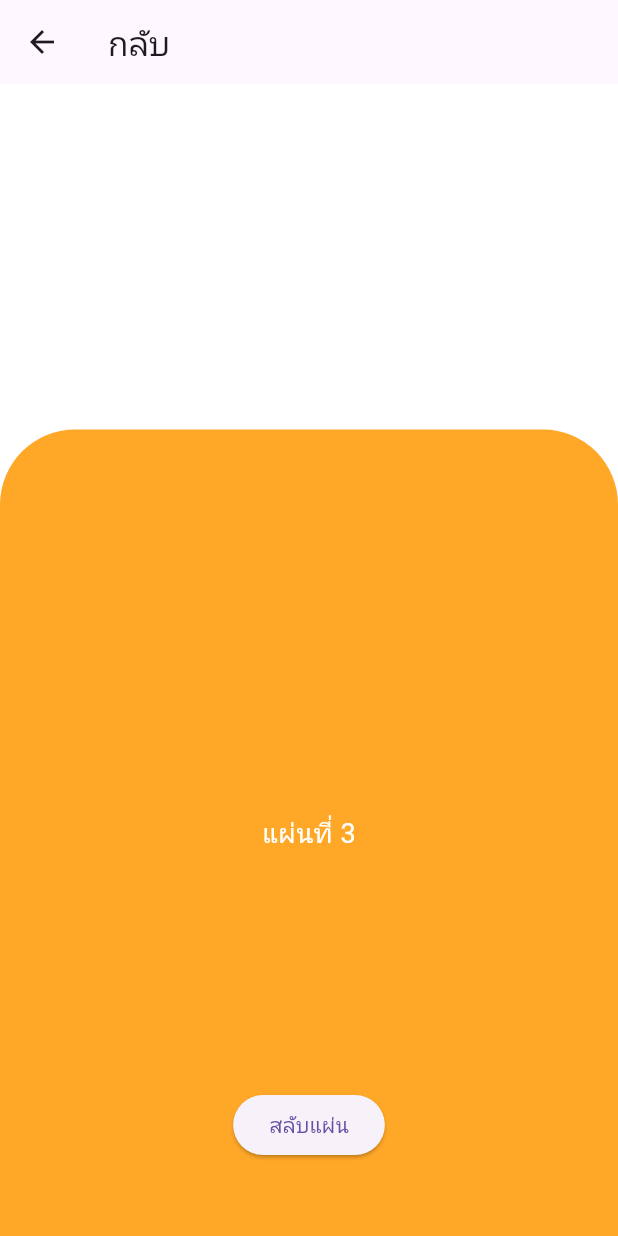
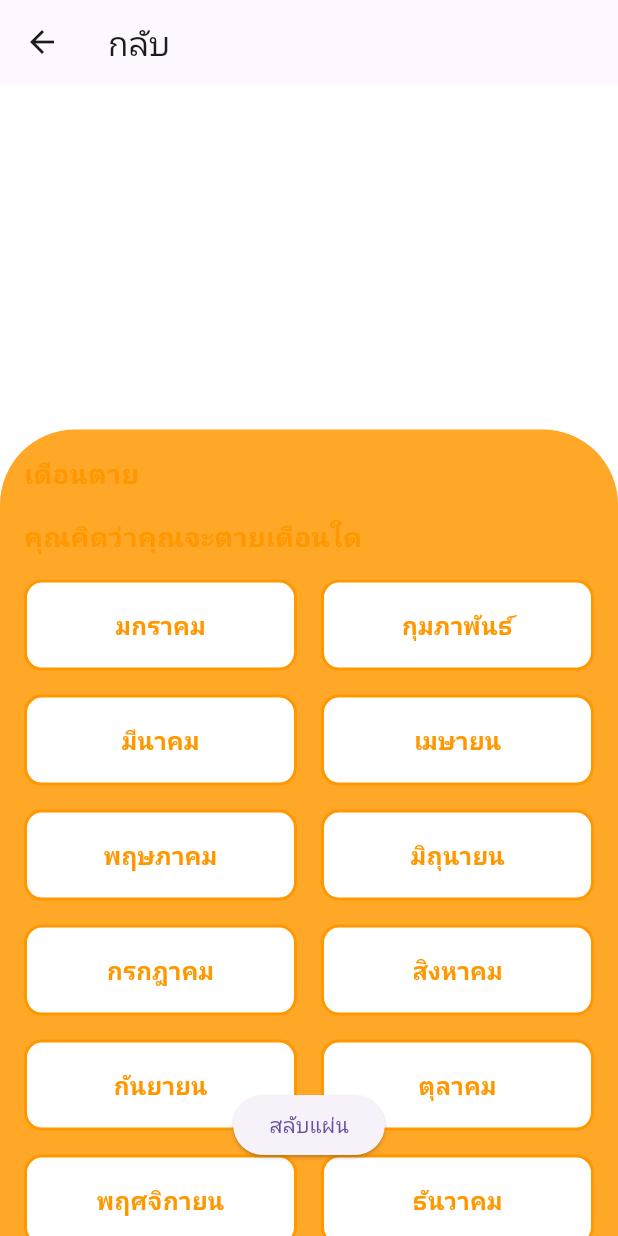
Before and after one commit to NaruantChie/flutter_project, a Flutter app: the SelectionPage screen opened by its route, after a tap on "สลับแผ่น", on a phone screen of 412 x 824 dp. Run offline on Flutter 3.47's test engine with Material 3 defaults, Android fonts, the phone set to English and light mode, and no system bars; our stand-ins replace dropdown_button2, font_awesome_flutter, go_router; generated files the repository leaves out were written again.

Commit message:
Initial commit

```diff
--- /dev/null
+++ b/devtools_options.yaml
@@ -0,0 +1,3 @@
+description: This file stores settings for Dart & Flutter DevTools.
+documentation: https://docs.flutter.dev/tools/devtools/extensions#configure-extension-enablement-states
+extensions:
--- a/lib/main.dart
+++ b/lib/main.dart
@@ -1,12 +1,15 @@
 import 'package:flutter/material.dart';
+import 'package:flutter_gen/gen_l10n/app_localizations.dart';
 import 'package:flutter_localizations/flutter_localizations.dart';
-import 'package:flutter_gen/gen_l10n/app_localizations.dart';
 import 'package:go_router/go_router.dart';
 import 'package:life_countdown/pages/Description/description.dart';
-import 'package:life_countdown/pages/Select_Date/select_Date.dart';
 import 'package:life_countdown/pages/HOME/home_page.dart';
 import 'package:life_countdown/pages/PROVIDERS/locale_provider.dart';
 import 'package:life_countdown/pages/PROVIDERS/theme_provider.dart';
+import 'package:life_countdown/pages/Select_Date/select_Date.dart';
+import 'package:life_countdown/pages/Selection/deathDayPage.dart';
+import 'package:life_countdown/pages/Selection/deathMonthPage.dart';
+import 'package:life_countdown/pages/Selection/deathTimePage.dart';
 import 'package:life_countdown/pages/Selection/deathYearPage.dart';
 import 'package:life_countdown/pages/Selection/selection.dart';
 import 'package:provider/provider.dart';
@@ -76,5 +79,17 @@ final GoRouter _router = GoRouter(
       path: '/death_year',
       builder: (context, state) => const DeathYearPage(),
     ),
+    GoRoute(
+      path: '/death_month',
+      builder: (context, state) => DeathMonthPage(),
+    ),
+    GoRoute(
+      path: '/death_day',
+      builder: (context, state) => DeathDayPage(),
+    ),
+    GoRoute(
+      path: '/death_time',
+      builder: (context, state) => DeathTimePage(),
+    ),
   ],
 );
--- /dev/null
+++ b/lib/pages/Selection/deathMonthPage.dart
@@ -0,0 +1,89 @@
+import 'package:flutter/material.dart';
+
+class DeathMonthPage extends StatelessWidget {
+  final List<String> months = [
+    'มกราคม',
+    'กุมภาพันธ์',
+    'มีนาคม',
+    'เมษายน',
+    'พฤษภาคม',
+    'มิถุนายน',
+    'กรกฎาคม',
+    'สิงหาคม',
+    'กันยายน',
+    'ตุลาคม',
+    'พฤศจิกายน',
+    'ธันวาคม',
+  ];
+
+  DeathMonthPage({super.key});
+
+  @override
+  Widget build(BuildContext context) {
+    return Column(
+      crossAxisAlignment: CrossAxisAlignment.start,
+      children: [
+        const Padding(
+          padding: EdgeInsets.all(16.0),
+          child: Text(
+            'เดือนตาย',
+            style: TextStyle(
+              fontSize: 18,
+              color: Colors.orange,
+              fontWeight: FontWeight.bold,
+            ),
+          ),
+        ),
+        const Padding(
+          padding: EdgeInsets.only(left: 16.0, bottom: 16.0),
+          child: Text(
+            'คุณคิดว่าคุณจะตายเดือนใด',
+            style: TextStyle(
+              fontSize: 18,
+              color: Colors.orange,
+              fontWeight: FontWeight.bold,
+            ),
+          ),
+        ),
+        Expanded(
+          child: Padding(
+            padding: const EdgeInsets.symmetric(horizontal: 16.0),
+            child: GridView.builder(
+              gridDelegate: const SliverGridDelegateWithFixedCrossAxisCount(
+                crossAxisCount: 2, // สร้าง 2 คอลัมน์
+                crossAxisSpacing: 16,
+                mainAxisSpacing: 16,
+                childAspectRatio: 3, // อัตราส่วนปุ่มให้ยาวตามที่ต้องการ
+              ),
+              itemCount: months.length,
+              itemBuilder: (context, index) {
+                return GestureDetector(
+                  onTap: () {
+                    // เพิ่มฟังก์ชันการเลือกเดือน
+                    print('เลือกเดือน: ${months[index]}');
+                  },
+                  child: Container(
+                    decoration: BoxDecoration(
+                      color: Colors.white,
+                      borderRadius: BorderRadius.circular(12),
+                      border: Border.all(color: Colors.orange, width: 2),
+                    ),
+                    alignment: Alignment.center,
+                    child: Text(
+                      months[index],
+                      style: const TextStyle(
+                        fontSize: 16,
+                        fontWeight: FontWeight.bold,
+                        color: Colors.orange,
+                      ),
+                    ),
+                  ),
+                );
+              },
+            ),
+          ),
+        ),
+      ],
+    );
+  }
+}
--- a/lib/pages/Selection/selection.dart
+++ b/lib/pages/Selection/selection.dart
@@ -1,5 +1,9 @@
 import 'package:flutter/material.dart';
 import 'package:go_router/go_router.dart';
+import 'package:life_countdown/pages/Selection/deathDayPage.dart';
+import 'package:life_countdown/pages/Selection/deathMonthPage.dart';
+import 'package:life_countdown/pages/Selection/deathTimePage.dart';
+import 'package:life_countdown/pages/Selection/deathYearPage.dart';
 
 class SelectionPage extends StatefulWidget {
   const SelectionPage({super.key});
@@ -18,6 +22,7 @@ class _SelectionPageState extends State<SelectionPage> {
       'maxChildSize': 0.9,
       'initialChildSize': 0.9,
       'minChildSize': 0.3,
+      'isDeathTimePage': true,
     },
     {
       'title': 'แผ่นที่ 2',
@@ -25,6 +30,7 @@ class _SelectionPageState extends State<SelectionPage> {
       'maxChildSize': 0.8,
       'initialChildSize': 0.8,
       'minChildSize': 0.3,
+      'isDeathDayPage': true,
     },
     {
       'title': 'แผ่นที่ 3',
@@ -32,6 +38,7 @@ class _SelectionPageState extends State<SelectionPage> {
       'maxChildSize': 0.7,
       'initialChildSize': 0.7,
       'minChildSize': 0.3,
+      'isDeathMonthPage': true,
     },
     {
       'title': 'แผ่นที่ 4',
@@ -39,6 +46,7 @@ class _SelectionPageState extends State<SelectionPage> {
       'maxChildSize': 0.6,
       'initialChildSize': 0.6,
       'minChildSize': 0.3,
+      'isDeathYearPage': true,
     },
   ];
 
@@ -78,6 +86,15 @@ class _SelectionPageState extends State<SelectionPage> {
               maxChildSize: sheets[topSheetIndex]['maxChildSize'],
               builder:
                   (BuildContext context, ScrollController scrollController) {
+                final isDeathYearPage =
+                    sheets[topSheetIndex]['isDeathYearPage'] ?? false;
+                final isDeathMonthPage =
+                    sheets[topSheetIndex]['isDeathMonthPage'] ?? false;
+                final isDeathDayPage =
+                    sheets[topSheetIndex]['isDeathDayPage'] ?? false;
+                final isDeathTimePage =
+                    sheets[topSheetIndex]['isDeathTimePage'] ?? false;
+
                 return Container(
                   decoration: BoxDecoration(
                     color: sheets[topSheetIndex]['color'],
@@ -86,7 +103,15 @@ class _SelectionPageState extends State<SelectionPage> {
                       topRight: Radius.circular(50),
                     ),
                   ),
-                  child: Center(
+                  child: isDeathYearPage
+                      ? const DeathYearPage()
+                      : isDeathMonthPage
+                          ? DeathMonthPage() // เพิ่มการเรียก DeathMonthPage
+                          : isDeathDayPage
+                              ? DeathDayPage()
+                              : isDeathTimePage
+                                  ? DeathTimePage()
+                                  : Center(
                                       child: Text(
                                         sheets[topSheetIndex]['title'],
                                         style: const TextStyle(
```
Also changed, not shown: lib/pages/Selection/deathDayPage.dart (added, +163 -0 lines), lib/pages/Selection/deathTimePage.dart (added, +100 -0 lines). Lines whose indentation alone changed are shown as unchanged.
